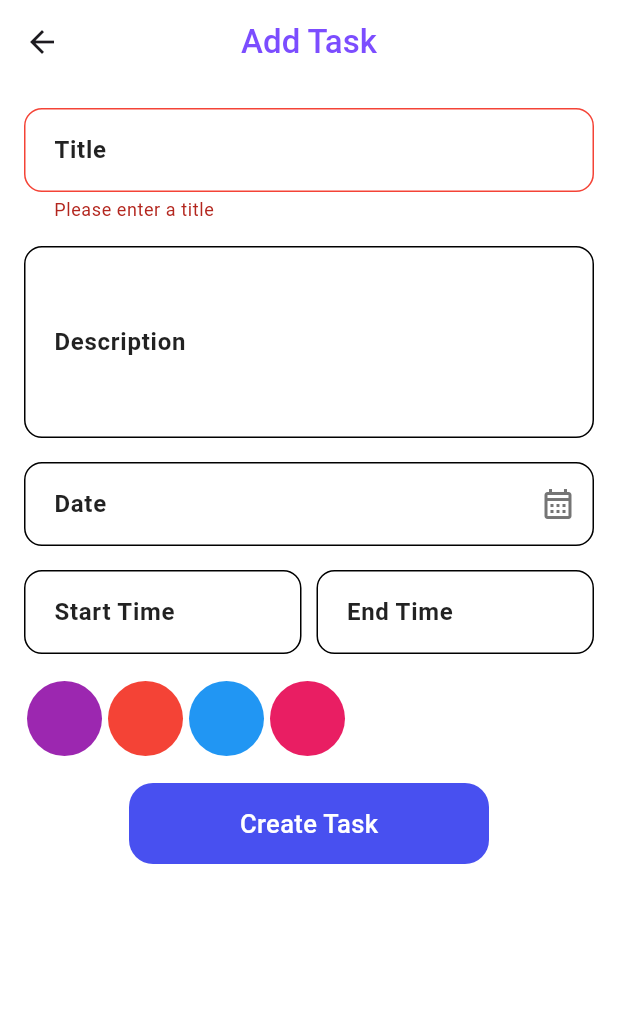
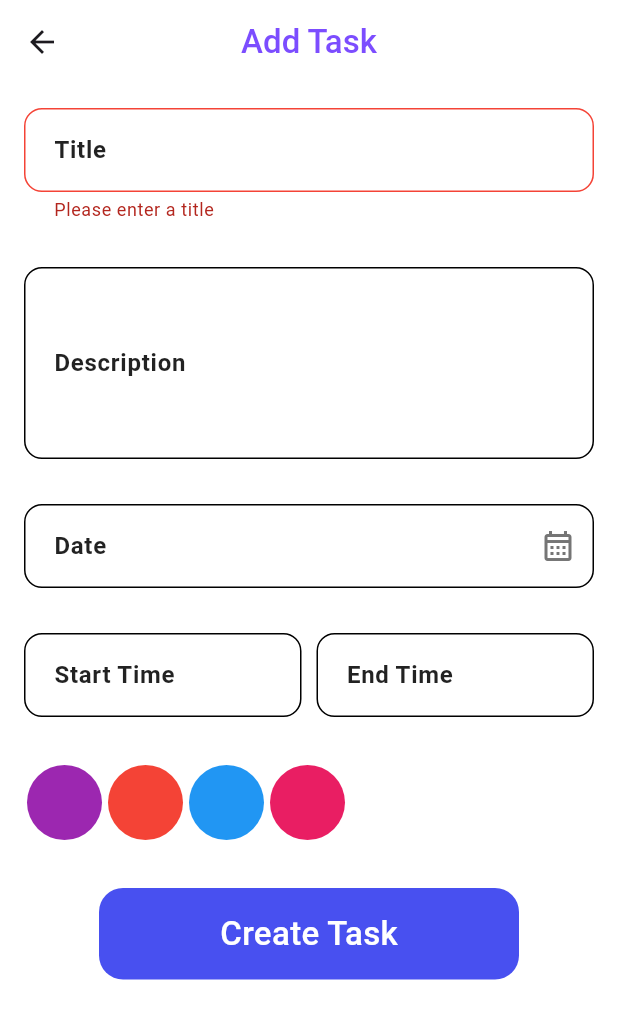
Before and after one commit to Anas3Ezz/taskati, a Flutter app: the AddTaskScreen screen opened directly, after a tap on "Create Task", on a phone screen of 412 x 824 dp. Shown: the top 1019 px of the screen. Run offline on Flutter 3.47's test engine with Material 3 defaults, Android fonts, the phone set to English and light mode, and no system bars; our stand-ins replace image_picker, lottie.

Commit message:
refactor the ui

```diff
--- a/lib/screens/add_task_screen.dart
+++ b/lib/screens/add_task_screen.dart
@@ -37,22 +37,6 @@ class _AddTaskScreenState extends State<AddTaskScreen> {
     Colors.pink,
   ];
   int activeColorIndex = -1;
-  void _submitForm() {
-    if (_formKey.currentState?.validate() ?? false) {
-      tasks.add(
-        TaskModel(
-          title: _titleController.text,
-          discription: _descriptionController.text,
-          date: _dateController.text,
-          startTime: _startTimeController.text,
-          endTime: _endTimeController.text,
-          status: 'TODO',
-          color: taskColors[activeColorIndex],
-        ),
-      );
-      Navigator.pop(context);
-    }
-  }
 
   @override
   Widget build(BuildContext context) {
@@ -73,6 +57,7 @@ class _AddTaskScreenState extends State<AddTaskScreen> {
           child: Form(
             key: _formKey,
             child: Column(
+              spacing: 30,
               crossAxisAlignment: CrossAxisAlignment.stretch,
               children: [
                 TaskInputField(
@@ -87,7 +72,6 @@ class _AddTaskScreenState extends State<AddTaskScreen> {
                     return null;
                   },
                 ),
-                const SizedBox(height: 16),
                 TaskInputField(
                   label: "Description",
                   hint: "Enter description",
@@ -96,7 +80,6 @@ class _AddTaskScreenState extends State<AddTaskScreen> {
                   // accentColor: primaryPurple,
                   keyboardType: TextInputType.multiline,
                 ),
-                const SizedBox(height: 16),
                 TaskInputField(
                   label: 'Date',
                   hint: '12/26/2025',
@@ -117,7 +100,6 @@ class _AddTaskScreenState extends State<AddTaskScreen> {
                   },
                   suffixIcon: Icons.calendar_month_outlined,
                 ),
-                const SizedBox(height: 16),
                 Row(
                   children: [
                     Expanded(
@@ -163,7 +145,6 @@ class _AddTaskScreenState extends State<AddTaskScreen> {
                     ),
                   ],
                 ),
-                const SizedBox(height: 16),
                 Row(
                   children: List.generate(
                     taskColors.length,
@@ -186,8 +167,25 @@ class _AddTaskScreenState extends State<AddTaskScreen> {
                     ),
                   ),
                 ),
-                const SizedBox(height: 16),
-                CustomButton(text: "Create Task", onTap: _submitForm),
+                CustomButton(
+                  text: "Create Task",
+                  onTap: () {
+                    if (_formKey.currentState?.validate() ?? false) {
+                      tasks.add(
+                        TaskModel(
+                          title: _titleController.text,
+                          discription: _descriptionController.text,
+                          date: _dateController.text,
+                          startTime: _startTimeController.text,
+                          endTime: _endTimeController.text,
+                          status: 'TODO',
+                          color: taskColors[activeColorIndex],
+                        ),
+                      );
+                      Navigator.pop(context);
+                    }
+                  },
+                ),
               ],
             ),
           ),
--- a/lib/widgets/custom_textform_field.dart
+++ b/lib/widgets/custom_textform_field.dart
@@ -64,13 +64,10 @@ class TaskInputField extends StatelessWidget {
 
             // Border states
             enabledBorder: borderStyle.copyWith(
-              borderSide: const BorderSide(
-                // color: accentColor.withValues(alpha: 0.6),
-                width: 1,
-              ),
+              borderSide: const BorderSide(width: 1),
             ),
             focusedBorder: borderStyle.copyWith(
-              // borderSide: BorderSide(color: accentColor, width: 2),
+              borderSide: const BorderSide(color: Colors.deepPurple, width: 2),
             ),
             errorBorder: borderStyle.copyWith(
               borderSide: const BorderSide(color: Colors.red, width: 1),
--- a/lib/widgets/custome_button.dart
+++ b/lib/widgets/custome_button.dart
@@ -11,7 +11,7 @@ class CustomButton extends StatelessWidget {
     return InkWell(
       onTap: onTap,
       child: Padding(
-        padding: const EdgeInsets.symmetric(horizontal: 70.0),
+        padding: const EdgeInsets.symmetric(horizontal: 50.0),
         child: Container(
           width: double.infinity,
           padding: const EdgeInsets.symmetric(vertical: 15),
@@ -24,7 +24,7 @@ class CustomButton extends StatelessWidget {
               text,
               style: const TextStyle(
                 color: Colors.white,
-                fontSize: 17,
+                fontSize: 22,
                 fontWeight: FontWeight.w500,
               ),
             ),
```
